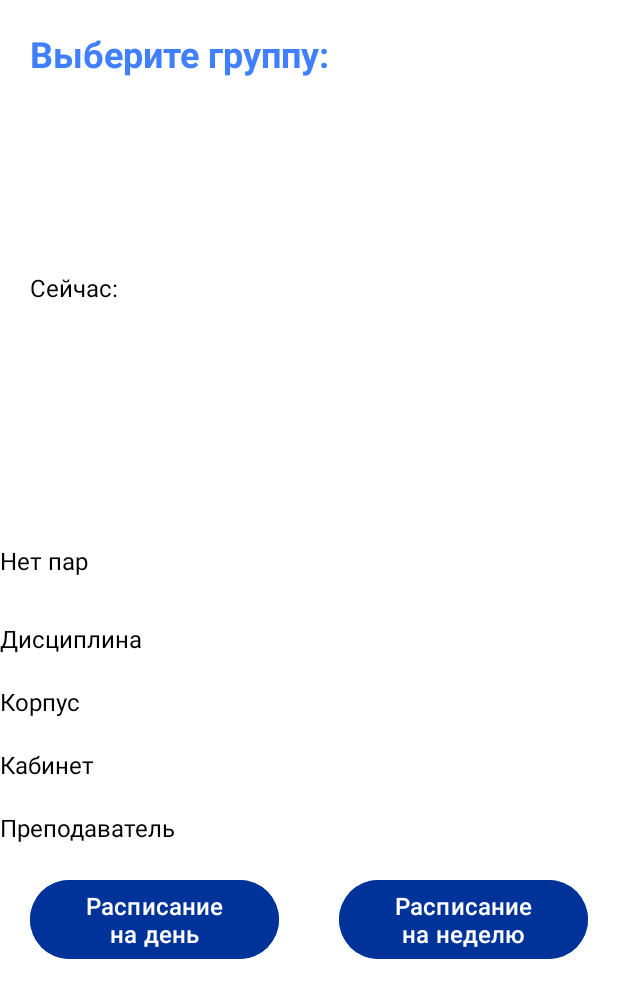
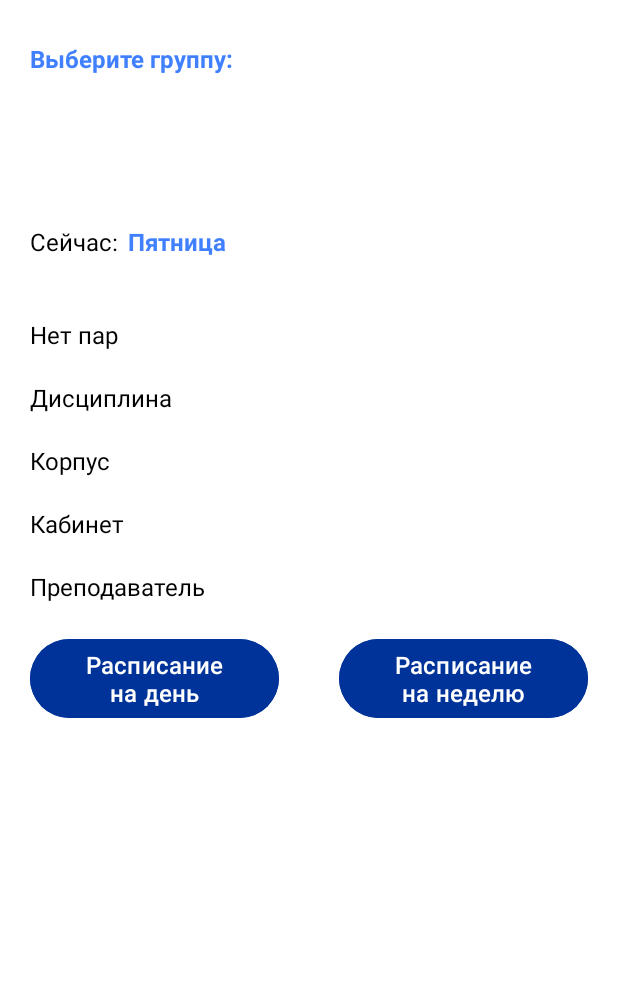
Before and after one commit to NellKree/HSE-AS-Timetable, an Android app: the layout student_activity.xml on its own in the app's theme, with its tools: preview values and no code run, on a phone screen of 412 x 824 dp. Shown: the top 998 px of the screen. Run offline under Robolectric (Android 15) with nearby library versions, the phone set to English and light mode, and no system bars.

Commit message:
Update 22.02.2024

```diff
--- a/app/src/main/res/layout/student_activity.xml
+++ b/app/src/main/res/layout/student_activity.xml
@@ -40,61 +40,63 @@
             android:popupBackground="@color/white"
             android:spinnerMode="dropdown"
             tools:ignore="RtlSymmetry,SpeakableTextPresentCheck" />
+
         <LinearLayout
             android:layout_width="match_parent"
-            android:layout_height="wrap_content"
-            android:layout_marginHorizontal="20dp"
+            android:layout_height="match_parent"
+
             android:layout_marginTop="20dp"
             android:orientation="horizontal"
             android:showDividers="middle">
 
             <TextView
                 android:id="@+id/timeNow"
-                android:layout_width="match_parent"
-                android:layout_height="wrap_content"
+                style="@style/HSE.BaseText"
+                android:layout_width="170dp"
+                android:layout_height="match_parent"
+                android:layout_gravity="center_horizontal"
+                android:layout_weight="1"
                 android:text="@string/now"
-                style="@style/HSE.BaseText"/>
+                 />
+
             <TextView
                 android:id="@+id/time"
+                style="@style/HSE.Labels"
                 android:layout_width="match_parent"
-                android:layout_height="wrap_content"
-                tools:text="Пятница"
-                style="@style/HSE.Labels"/>
+                android:layout_height="match_parent"
+                android:layout_gravity="center_horizontal"
+                android:layout_weight="1"
+                tools:text="Пятница" />
+
 
         </LinearLayout>
 
         <TextView
             android:id="@+id/status"
+            style="@style/HSE.BaseText"
             android:layout_width="match_parent"
             android:layout_height="wrap_content"
-            android:layout_marginVertical="10dp"
 
-            tools:text="Нет пар"
-            style="@style/HSE.BaseText"/>
+            tools:text="Нет пар" />
 
         <TextView
             android:id="@+id/subject"
             android:layout_width="match_parent"
             android:layout_height="wrap_content"
-
             tools:text="Дисциплина"
-
             style="@style/HSE.BaseText"/>
 
         <TextView
             android:id="@+id/cabinet"
             android:layout_width="match_parent"
             android:layout_height="wrap_content"
-
             tools:text="Корпус"
-
             style="@style/HSE.BaseText"/>
 
         <TextView
             android:id="@+id/corp"
             android:layout_width="match_parent"
             android:layout_height="wrap_content"
-
             tools:text="Кабинет"
             style="@style/HSE.BaseText"/>
 
@@ -104,7 +106,6 @@
             android:layout_height="wrap_content"
             tools:text="Преподаватель"
             style="@style/HSE.BaseText"/>
-
         <LinearLayout
             android:layout_width="match_parent"
             android:layout_height="match_parent"
@@ -112,7 +113,6 @@
             android:layout_marginTop="20dp"
             android:orientation="horizontal"
             android:showDividers="middle">
-
             <Button
                 android:id="@+id/button_day"
                 android:layout_width="match_parent"
--- a/app/src/main/res/values/themes.xml
+++ b/app/src/main/res/values/themes.xml
@@ -21,13 +21,13 @@
     <style name="HSE.Labels" parent="HSE.Size">
         <item name="android:textStyle">bold</item>
         <item name="android:textColor">@color/colorSecondary</item>
-        <item name="android:textSize">24sp</item>
+        <item name="android:textSize">16sp</item>
     </style>
 
     <style name="HSE.BaseText" parent="android:TextAppearance">
         <item name="android:textSize">16sp</item>
         <item name="android:textColor">@color/black</item>
-        <item name="paddingStart">20dp</item>
+        <item name="android:paddingStart">20dp</item>
         <item name="android:layout_marginTop">20dp</item>
     </style>
 
```
